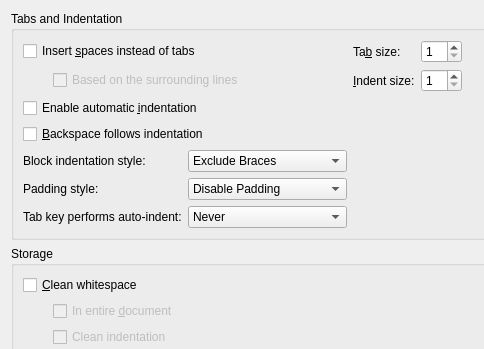
The window that src/plugins/texteditor/behaviorsettingspage.ui (qt-creator/qt-creator) describes before a commit, drawn with Qt 5; both pictures show x 0 to 484 and y 0 to 349 of the 576 by 538 pixel window.
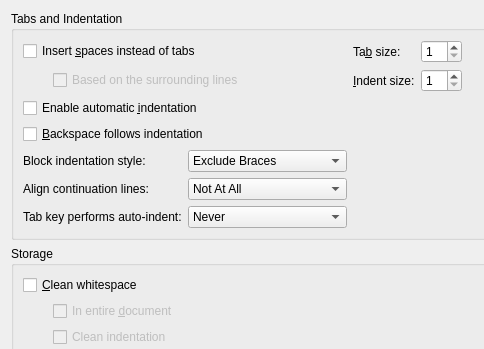
The same window after the commit.

Commit message:
C++ indenter: Change to a more descriptive name for 'Padding mode'.
'Align continuation lines' should be easier to understand.

Done-with: Friedemann Kleint

```diff
--- a/src/plugins/texteditor/behaviorsettingspage.ui
+++ b/src/plugins/texteditor/behaviorsettingspage.ui
@@ -208,7 +208,7 @@
         <item row="1" column="0">
          <widget class="QLabel" name="paddingStyleLabel">
           <property name="text">
-           <string>Padding style:</string>
+           <string>Align continuation lines:</string>
           </property>
          </widget>
         </item>
@@ -225,7 +225,7 @@
           </property>
           <item>
            <property name="text">
-            <string>Disable Padding</string>
+            <string>Not At All</string>
            </property>
           </item>
           <item>
```
Left out of the diff: 34 changed lines with no effect on the pictures. The commit also changes 3 other files.
